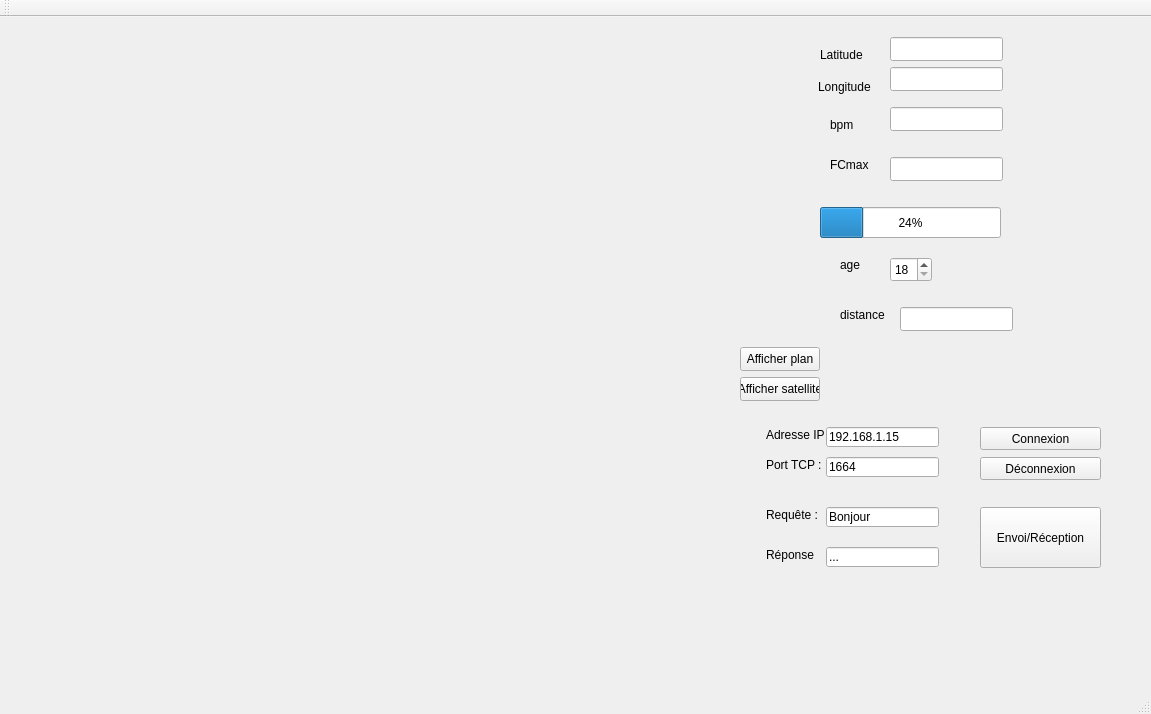
Old version of the form mainwindow.ui in the repository RazeSorcererKing/telemetrie-marathon.
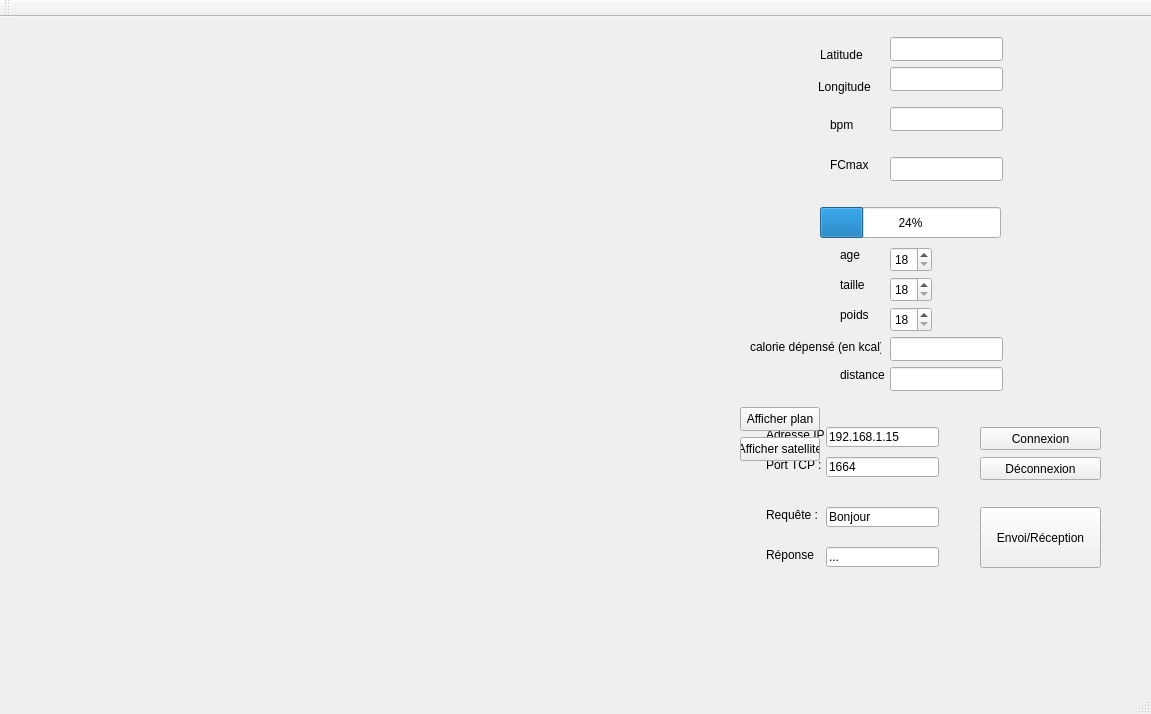
New version of the form. Icons and pictures are not drawn.

Commit message: ajout du calcul de la calorie

```diff
--- a/mainwindow.ui
+++ b/mainwindow.ui
@@ -239,7 +239,7 @@
     <property name="geometry">
      <rect>
       <x>890</x>
-      <y>240</y>
+      <y>230</y>
       <width>42</width>
       <height>25</height>
      </rect>
@@ -255,7 +255,7 @@
     <property name="geometry">
      <rect>
       <x>840</x>
-      <y>240</y>
+      <y>230</y>
       <width>49</width>
       <height>16</height>
      </rect>
@@ -322,8 +322,8 @@
    <widget class="QLineEdit" name="lineEdit_distance">
     <property name="geometry">
      <rect>
-      <x>900</x>
-      <y>290</y>
+      <x>890</x>
+      <y>350</y>
       <width>113</width>
       <height>24</height>
      </rect>
@@ -333,7 +333,7 @@
     <property name="geometry">
      <rect>
       <x>840</x>
-      <y>290</y>
+      <y>350</y>
       <width>49</width>
       <height>16</height>
      </rect>
@@ -346,7 +346,7 @@
     <property name="geometry">
      <rect>
       <x>740</x>
-      <y>330</y>
+      <y>390</y>
       <width>80</width>
       <height>24</height>
      </rect>
@@ -359,7 +359,7 @@
     <property name="geometry">
      <rect>
       <x>740</x>
-      <y>360</y>
+      <y>420</y>
       <width>80</width>
       <height>24</height>
      </rect>
@@ -384,6 +384,87 @@
      <pixmap resource="carte_la_rochelle.qrc">:/photo_vide.png</pixmap>
     </property>
    </widget>
+   <widget class="QLabel" name="label_10">
+    <property name="geometry">
+     <rect>
+      <x>840</x>
+      <y>260</y>
+      <width>49</width>
+      <height>16</height>
+     </rect>
+    </property>
+    <property name="text">
+     <string>taille</string>
+    </property>
+   </widget>
+   <widget class="QSpinBox" name="spinBox_taille">
+    <property name="geometry">
+     <rect>
+      <x>890</x>
+      <y>260</y>
+      <width>42</width>
+      <height>25</height>
+     </rect>
+    </property>
+    <property name="minimum">
+     <number>18</number>
+    </property>
+    <property name="maximum">
+     <number>80</number>
+    </property>
+   </widget>
+   <widget class="QLabel" name="label_11">
+    <property name="geometry">
+     <rect>
+      <x>840</x>
+      <y>290</y>
+      <width>49</width>
+      <height>16</height>
+     </rect>
+    </property>
+    <property name="text">
+     <string>poids</string>
+    </property>
+   </widget>
+   <widget class="QSpinBox" name="spinBox_poids">
+    <property name="geometry">
+     <rect>
+      <x>890</x>
+      <y>290</y>
+      <width>42</width>
+      <height>25</height>
+     </rect>
+    </property>
+    <property name="minimum">
+     <number>18</number>
+    </property>
+    <property name="maximum">
+     <number>80</number>
+    </property>
+   </widget>
+   <widget class="QLineEdit" name="lineEdit_calorie">
+    <property name="geometry">
+     <rect>
+      <x>890</x>
+      <y>320</y>
+      <width>113</width>
+      <height>24</height>
+     </rect>
+    </property>
+   </widget>
+   <widget class="QLabel" name="label_12">
+    <property name="geometry">
+     <rect>
+      <x>750</x>
+      <y>320</y>
+      <width>131</width>
+      <height>20</height>
+     </rect>
+    </property>
+    <property name="text">
+     <string>calorie dépensé (en kcal)</string>
+    </property>
+   </widget>
   </widget>
   <widget class="QMenuBar" name="menuBar">
    <property name="geometry">
```
The commit also changes 1 other file.
